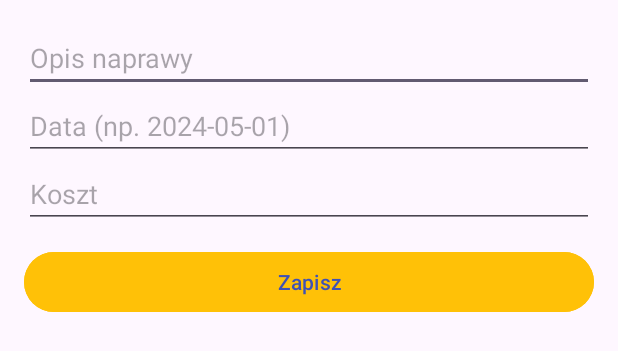
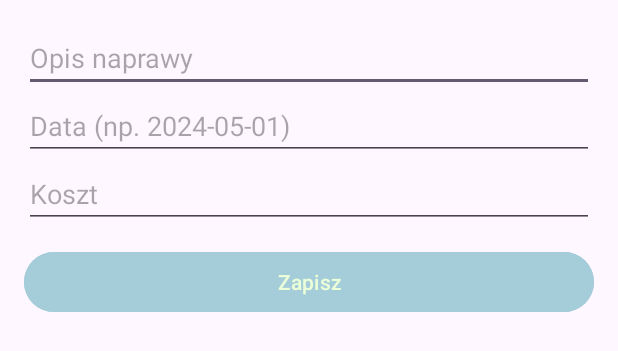
Before and after one commit to janratajczyk/Car_Garage_App, an Android app: the layout bottom_sheet_add_repair.xml on its own in the app's theme, with its tools: preview values and no code run, on a phone screen of 412 x 824 dp. Shown: the top 351 px of the screen. Run offline under Robolectric (Android 15) with nearby library versions, the phone set to English and light mode, and no system bars.

Commit message:
bottom_sheet_add_repair.xml

```diff
--- a/app/src/main/res/layout/bottom_sheet_add_repair.xml
+++ b/app/src/main/res/layout/bottom_sheet_add_repair.xml
@@ -11,14 +11,15 @@
         android:layout_width="match_parent"
         android:layout_height="wrap_content"
         android:hint="Opis naprawy"
-        android:textColor="#3F51B5" />
+        android:textColor="#EBFFD8" />
+
 
     <EditText
         android:id="@+id/editDate"
         android:layout_width="match_parent"
         android:layout_height="wrap_content"
         android:hint="Data (np. 2024-05-01)"
-        android:textColor="#3F51B5" />
+        android:textColor="#EBFFD8" />
 
     <EditText
         android:id="@+id/editCost"
@@ -26,14 +27,14 @@
         android:layout_height="wrap_content"
         android:hint="Koszt"
         android:inputType="numberDecimal"
-        android:textColor="#3F51B5" />
+        android:textColor="#EBFFD8" />
 
     <Button
         android:id="@+id/buttonSaveRepair"
         android:layout_width="match_parent"
         android:layout_height="wrap_content"
         android:layout_marginTop="12dp"
-        android:backgroundTint="#FFC107"
+        android:backgroundTint="#A4CCD9"
         android:text="Zapisz"
-        android:textColor="#3F51B5" />
+        android:textColor="#EBFFD8" />
 </LinearLayout>
```
